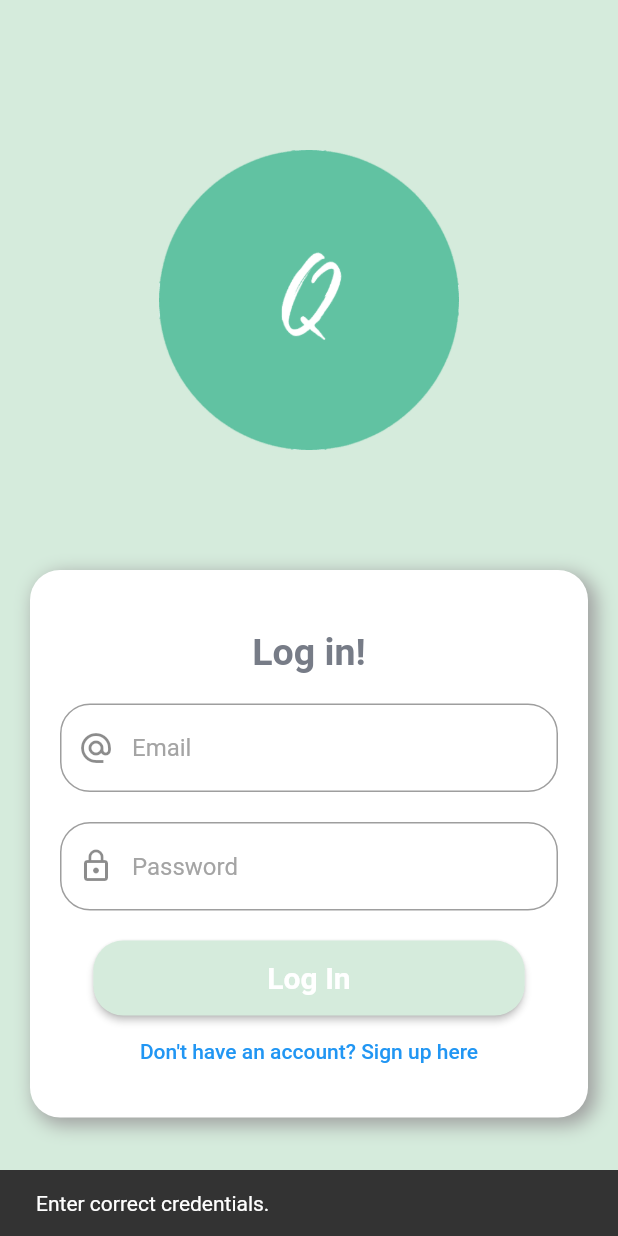
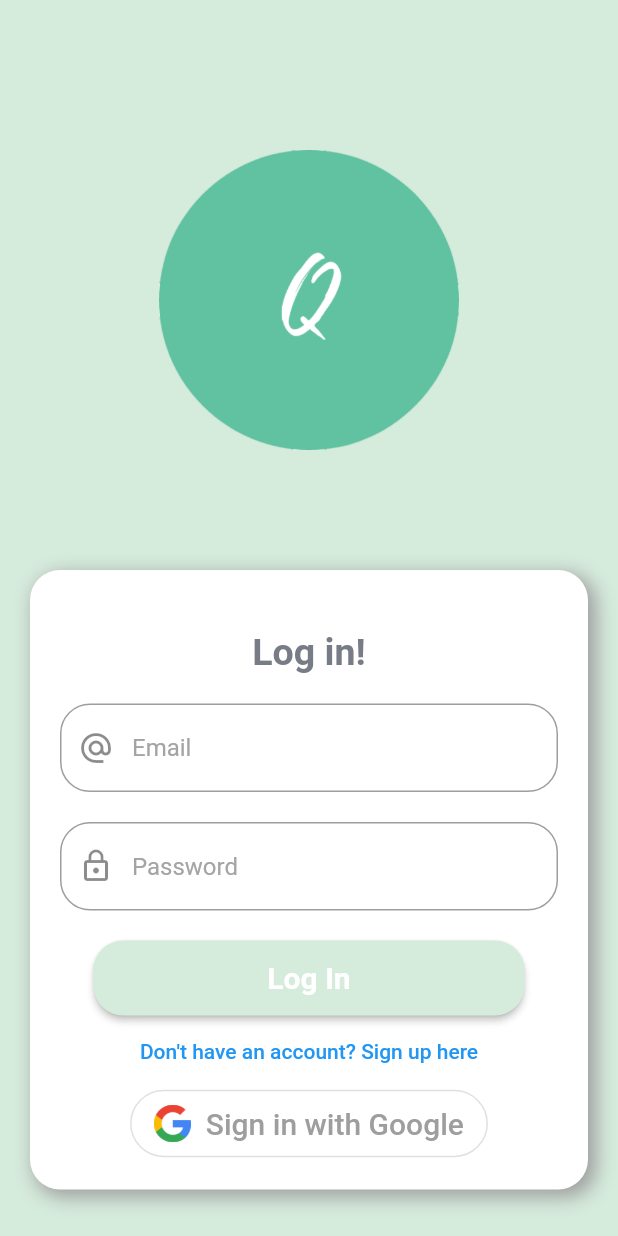
Before and after one commit to theadityaagnihotri/myquiz, a Flutter app: the screen it shows after launch, after a tap on "Log In", on a phone screen of 412 x 824 dp. Run offline on Flutter 3.47's test engine with Material 2 defaults, Android fonts, the phone set to English and light mode, and no system bars; our stand-ins replace firebase_auth, firebase_core, google_sign_in; accounts and stored records are empty; network calls fail; statements that could not run were skipped.

Commit message:
added google signin

```diff
--- a/lib/screens/login/localWidgets/loginForm.dart
+++ b/lib/screens/login/localWidgets/loginForm.dart
@@ -5,6 +5,11 @@ import 'package:myquiz/states/currentuser.dart';
 import 'package:provider/provider.dart';
 
 import '../../../widgets/myContainer.dart';
+
+enum LoginType {
+  email,
+  google,
+}
 
 class MyLoginForm extends StatefulWidget {
   @override
@@ -14,10 +19,13 @@ class MyLoginForm extends StatefulWidget {
 class _MyLoginFormState extends State<MyLoginForm> {
   TextEditingController _emailcontroller = TextEditingController();
   TextEditingController _passwordcontroller = TextEditingController();
-  void _loginUser(String email, String password, BuildContext context) async {
+  void _loginUser(@required LoginType type, String email, String password,
+      BuildContext context) async {
     CurrentUser _currentUser = Provider.of<CurrentUser>(context, listen: false);
     try {
-      if (await _currentUser.loginUser(email, password)) {
+      String _returnString =
+          await _currentUser.loginUserWithEmail(email, password);
+      if (_returnString == "success") {
         Navigator.of(context).pushAndRemoveUntil(
           MaterialPageRoute(
             builder: (context) => HomeScreen(),
@@ -27,7 +35,7 @@ class _MyLoginFormState extends State<MyLoginForm> {
       } else {
         ScaffoldMessenger.of(context).showSnackBar(
           SnackBar(
-            content: Text("Enter correct credentials."),
+            content: Text(_returnString),
             duration: Duration(seconds: 2),
           ),
         );
@@ -35,6 +43,64 @@ class _MyLoginFormState extends State<MyLoginForm> {
     } catch (e) {
       print(e);
     }
+  }
+
+  void _loginUserWithGoogle(BuildContext context) async {
+    CurrentUser _currentUser = Provider.of<CurrentUser>(context, listen: false);
+    try {
+      String _returnString = await _currentUser.loginUserWithgoogle();
+      if (_returnString == "Success") {
+        Navigator.of(context).pushAndRemoveUntil(
+          MaterialPageRoute(
+            builder: (context) => HomeScreen(),
+          ),
+          (Route<dynamic> route) => false,
+        );
+      } else {
+        ScaffoldMessenger.of(context).showSnackBar(
+          SnackBar(
+            content: Text(_returnString),
+            duration: Duration(seconds: 2),
+          ),
+        );
+      }
+    } catch (e) {
+      print(e);
+    }
+  }
+
+  Widget _googlebutton() {
+    return OutlinedButton(
+      onPressed: () {
+        _loginUserWithGoogle(context);
+      },
+      style: OutlinedButton.styleFrom(
+        primary: Colors.grey,
+        shape: RoundedRectangleBorder(
+          borderRadius: BorderRadius.circular(40),
+          side: BorderSide(color: Colors.grey),
+        ),
+      ),
+      child: Padding(
+        padding: const EdgeInsets.fromLTRB(0, 10, 0, 10),
+        child: Row(
+          mainAxisSize: MainAxisSize.min,
+          mainAxisAlignment: MainAxisAlignment.center,
+          children: <Widget>[
+            Image(
+              image: AssetImage("assets/google_logo.png"),
+              height: 25.0,
+            ),
+            Padding(
+                padding: const EdgeInsets.only(left: 10),
+                child: Text(
+                  "Sign in with Google",
+                  style: TextStyle(fontSize: 20, color: Colors.grey),
+                ))
+          ],
+        ),
+      ),
+    );
   }
 
   @override
@@ -98,8 +164,8 @@ class _MyLoginFormState extends State<MyLoginForm> {
               minimumSize: Size(200, 50),
             ),
             onPressed: () {
-              _loginUser(
-                  _emailcontroller.text, _passwordcontroller.text, context);
+              _loginUser(LoginType.email, _emailcontroller.text,
+                  _passwordcontroller.text, context);
             },
           ),
           TextButton(
@@ -113,6 +179,7 @@ class _MyLoginFormState extends State<MyLoginForm> {
               );
             },
           ),
+          _googlebutton(),
         ],
       ),
     );
--- a/pubspec.yaml
+++ b/pubspec.yaml
@@ -34,6 +34,7 @@ dependencies:
   firebase_core: ^2.13.1
   flutter:
     sdk: flutter
+  google_sign_in: ^6.1.2
   provider: ^6.0.5
 
 dev_dependencies:
@@ -54,6 +55,7 @@ flutter:
   # To add assets to your application, add an assets section, like this:
   assets:
     - assets/logo.png
+    - assets/google_logo.png
   # An image asset can refer to one or more resolution-specific "variants", see
   # https://flutter.dev/assets-and-images/#resolution-aware
   # For details regarding adding assets from package dependencies, see
```
Also changed, not shown: lib/screens/signup/localWidgets/signupform.dart (+9 -1 lines), lib/states/currentuser.dart (+37 -11 lines), assets/google_logo.png (added), pubspec.lock, 8 other files.
